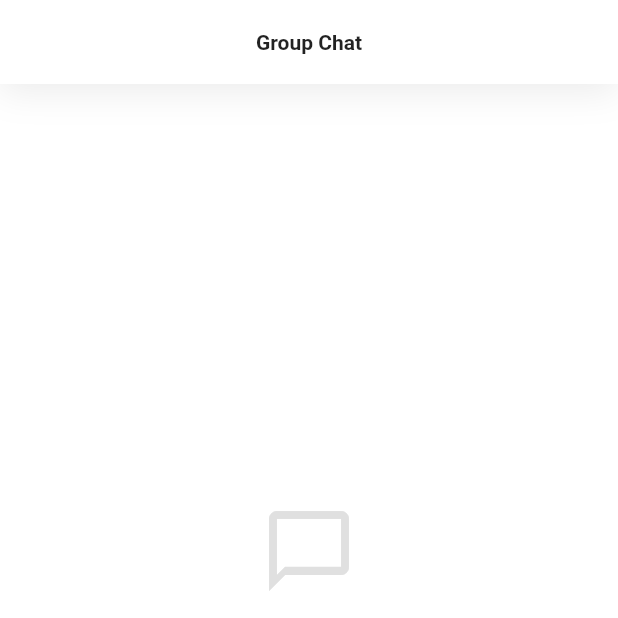
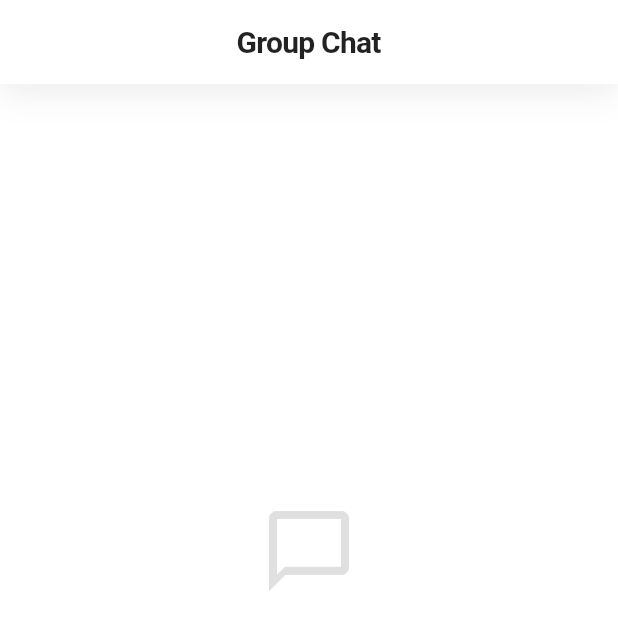
Before and after one commit to AsifMostafiz1/home_expense_tracker, a Flutter app: the ChatScreen screen opened directly, on a phone screen of 412 x 824 dp, the top half of it. Run offline on Flutter 3.47's test engine with Material 3 defaults, Android fonts, the phone set to English and light mode, and no system bars; our stand-ins replace cloud_firestore, firebase_auth, firebase_core, firebase_messaging, firebase_storage, flutter_local_notifications and 5 more; missing offline and left inert: firebase_app_check; accounts and stored records are empty; network calls fail.

Commit message:
Increased AppBar title size and fixed status bar icon visibility

```diff
--- a/lib/common/widgets/custom_app_bar.dart
+++ b/lib/common/widgets/custom_app_bar.dart
@@ -1,5 +1,6 @@
 import 'package:flutter/material.dart';
 import 'package:get/get.dart';
+import 'package:flutter/services.dart';
 
 class CustomAppBar extends StatelessWidget implements PreferredSizeWidget {
   final String? title;
@@ -34,16 +35,17 @@ class CustomAppBar extends StatelessWidget implements PreferredSizeWidget {
   @override
   Widget build(BuildContext context) {
     bool canPop = showBackButton && Navigator.canPop(context);
+    bool isDark = Theme.of(context).brightness == Brightness.dark;
 
     final effectiveBgColor = backgroundColor ?? Theme.of(context).cardColor;
-    final effectiveFgColor = foregroundColor ?? Theme.of(context).textTheme.titleLarge?.color ?? Colors.black87;
+    final effectiveFgColor = foregroundColor ?? Theme.of(context).textTheme.titleLarge?.color ?? (isDark ? Colors.white : Colors.black87);
 
     return Container(
       decoration: BoxDecoration(
         color: effectiveBgColor,
         boxShadow: [
           BoxShadow(
-            color: Colors.black.withOpacity(Theme.of(context).brightness == Brightness.dark ? 0.2 : 0.08),
+            color: Colors.black.withOpacity(isDark ? 0.2 : 0.08),
             blurRadius: 20,
             offset: const Offset(0, 5),
           ),
@@ -54,6 +56,11 @@ class CustomAppBar extends StatelessWidget implements PreferredSizeWidget {
         foregroundColor: effectiveFgColor,
         elevation: 0,
         scrolledUnderElevation: 0,
+        systemOverlayStyle: SystemUiOverlayStyle(
+          statusBarColor: Colors.transparent,
+          statusBarIconBrightness: isDark ? Brightness.light : Brightness.dark,
+          statusBarBrightness: isDark ? Brightness.dark : Brightness.light,
+        ),
         centerTitle: centerTitle,
         toolbarHeight: kToolbarHeight,
         titleSpacing: canPop ? 0 : 16,
@@ -68,9 +75,11 @@ class CustomAppBar extends StatelessWidget implements PreferredSizeWidget {
         title: titleWidget ??
             Text(
               title ?? '',
-              style: const TextStyle(
-                fontSize: 14,
-                fontWeight: FontWeight.w600,
+              style: TextStyle(
+                fontSize: 20,
+                fontWeight: FontWeight.bold,
+                color: effectiveFgColor,
+                letterSpacing: -0.5,
               ),
             ),
         actions: actions ?? [const SizedBox(width: 16)], // Empty spacing if no actions
```
